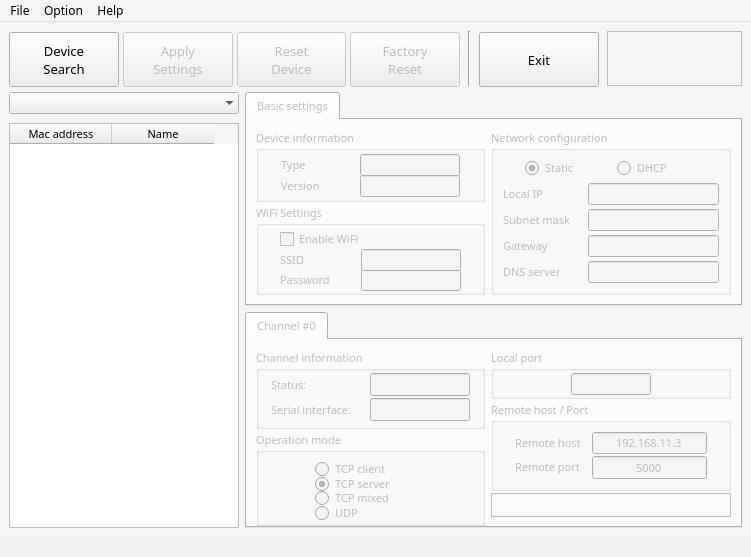
Above: gui/wizconfig_gui.ui from renakim/WIZnet-S2E-Tool-GUI before the change. Below: the same form after it.
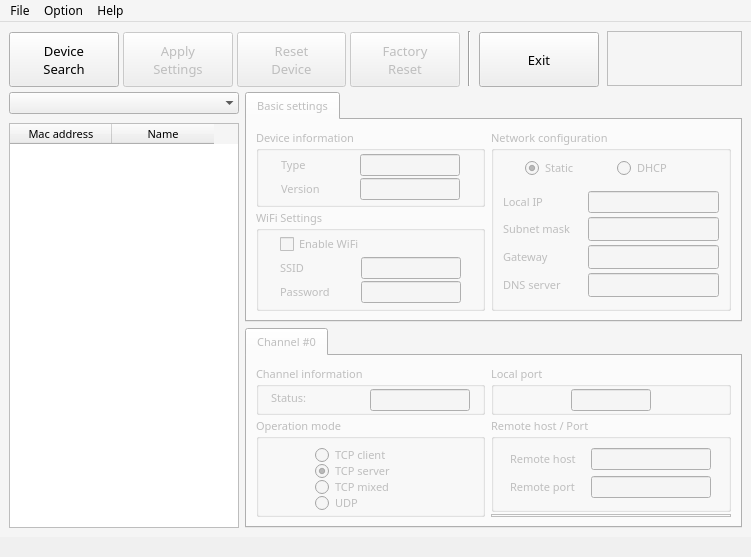
That is the form after the change. Icons and pictures are not drawn.

```diff
--- a/gui/wizconfig_gui.ui
+++ b/gui/wizconfig_gui.ui
@@ -1535,13 +1535,13 @@
                 <property name="minimumSize">
                  <size>
                   <width>200</width>
-                  <height>80</height>
+                  <height>50</height>
                  </size>
                 </property>
                 <property name="maximumSize">
                  <size>
                   <width>240</width>
-                  <height>150</height>
+                  <height>50</height>
                  </size>
                 </property>
                 <property name="title">
@@ -1557,30 +1557,6 @@
                  <property name="verticalSpacing">
                   <number>2</number>
                  </property>
-                 <item row="0" column="0">
-                  <widget class="QLabel" name="ch1_status_label">
-                   <property name="minimumSize">
-                    <size>
-                     <width>90</width>
-                     <height>0</height>
-                    </size>
-                   </property>
-                   <property name="maximumSize">
-                    <size>
-                     <width>90</width>
-                     <height>16777215</height>
-                    </size>
-                   </property>
-                   <property name="font">
-                    <font>
-                     <family>맑은 고딕</family>
-                    </font>
-                   </property>
-                   <property name="text">
-                    <string>Status:</string>
-                   </property>
-                  </widget>
-                 </item>
                  <item row="0" column="1">
                   <widget class="QLineEdit" name="ch1_status">
                    <property name="minimumSize">
@@ -1625,8 +1601,8 @@
                    </property>
                   </widget>
                  </item>
-                 <item row="1" column="0">
-                  <widget class="QLabel" name="ch1_uart_name_label">
+                 <item row="0" column="0">
+                  <widget class="QLabel" name="ch1_status_label">
                    <property name="minimumSize">
                     <size>
                      <width>90</width>
@@ -1645,48 +1621,7 @@
                     </font>
                    </property>
                    <property name="text">
-                    <string>Serial interface:</string>
-                   </property>
-                  </widget>
-                 </item>
-                 <item row="1" column="1">
-                  <widget class="QLineEdit" name="ch1_uart_name">
-                   <property name="minimumSize">
-                    <size>
-                     <width>100</width>
-                     <height>22</height>
-                    </size>
-                   </property>
-                   <property name="maximumSize">
-                    <size>
-                     <width>100</width>
-                     <height>16777215</height>
-                    </size>
-                   </property>
-                   <property name="font">
-                    <font>
-                     <family>맑은 고딕</family>
-                     <weight>75</weight>
-                     <bold>true</bold>
-                    </font>
-                   </property>
-                   <property name="inputMask">
-                    <string notr="true"/>
-                   </property>
-                   <property name="text">
-                    <string notr="true"/>
-                   </property>
-                   <property name="alignment">
-                    <set>Qt::AlignCenter</set>
-                   </property>
-                   <property name="readOnly">
-                    <bool>true</bool>
-                   </property>
-                   <property name="placeholderText">
-                    <string notr="true"/>
-                   </property>
-                   <property name="clearButtonEnabled">
-                    <bool>false</bool>
+                    <string>Status:</string>
                    </property>
                   </widget>
                  </item>
@@ -1834,7 +1769,7 @@
                 <property name="minimumSize">
                  <size>
                   <width>240</width>
-                  <height>30</height>
+                  <height>50</height>
                  </size>
                 </property>
                 <property name="maximumSize">
@@ -1851,7 +1786,10 @@
                   <number>2</number>
                  </property>
                  <property name="bottomMargin">
-                  <number>9</number>
+                  <number>5</number>
+                 </property>
+                 <property name="verticalSpacing">
+                  <number>2</number>
                  </property>
                  <item row="0" column="0">
                   <widget class="QLineEdit" name="ch1_localport">
@@ -1891,13 +1829,13 @@
                 <property name="minimumSize">
                  <size>
                   <width>240</width>
-                  <height>90</height>
+                  <height>95</height>
                  </size>
                 </property>
                 <property name="maximumSize">
                  <size>
                   <width>300</width>
-                  <height>90</height>
+                  <height>120</height>
                  </size>
                 </property>
                 <property name="font">
@@ -1908,67 +1846,7 @@
                 <property name="title">
                  <string>Remote host / Port</string>
                 </property>
-                <layout class="QGridLayout" name="gridLayout_38">
-                 <item row="0" column="0">
-                  <layout class="QGridLayout" name="gridLayout_36">
-                   <property name="spacing">
-                    <number>2</number>
-                   </property>
-                   <item row="1" column="0">
-                    <layout class="QGridLayout" name="gridLayout_35">
-                     <item row="0" column="0">
-                      <widget class="QLabel" name="label_141">
-                       <property name="minimumSize">
-                        <size>
-                         <width>75</width>
-                         <height>22</height>
-                        </size>
-                       </property>
-                       <property name="maximumSize">
-                        <size>
-                         <width>75</width>
-                         <height>22</height>
-                        </size>
-                       </property>
-                       <property name="font">
-                        <font>
-                         <family>맑은 고딕</family>
-                        </font>
-                       </property>
-                       <property name="text">
-                        <string>Remote port</string>
-                       </property>
-                      </widget>
-                     </item>
-                     <item row="0" column="1">
-                      <widget class="QLineEdit" name="ch1_remoteport">
-                       <property name="minimumSize">
-                        <size>
-                         <width>115</width>
-                         <height>22</height>
-                        </size>
-                       </property>
-                       <property name="maximumSize">
-                        <size>
-                         <width>115</width>
-                         <height>16777215</height>
-                        </size>
-                       </property>
-                       <property name="font">
-                        <font>
-                         <family>맑은 고딕</family>
-                        </font>
-                       </property>
-                       <property name="text">
-                        <string>5000</string>
-                       </property>
-                       <property name="alignment">
-                        <set>Qt::AlignCenter</set>
-                       </property>
-                      </widget>
-                     </item>
-                    </layout>
-                   </item>
+                <layout class="QGridLayout" name="gridLayout_13">
                    <item row="0" column="0">
                     <layout class="QGridLayout" name="gridLayout_34">
                      <item row="0" column="0">
@@ -1999,13 +1877,13 @@
                       <widget class="QLineEdit" name="ch1_remoteip">
                        <property name="minimumSize">
                         <size>
-                         <width>115</width>
+                       <width>120</width>
                          <height>22</height>
                         </size>
                        </property>
                        <property name="maximumSize">
                         <size>
-                         <width>115</width>
+                       <width>120</width>
                          <height>22</height>
                         </size>
                        </property>
@@ -2015,7 +1893,7 @@
                         </font>
                        </property>
                        <property name="text">
-                        <string>192.168.11.3</string>
+                      <string/>
                        </property>
                        <property name="alignment">
                         <set>Qt::AlignCenter</set>
@@ -2023,6 +1901,59 @@
                       </widget>
                      </item>
                     </layout>
+                 </item>
+                 <item row="1" column="0">
+                  <layout class="QGridLayout" name="gridLayout_35">
+                   <item row="0" column="0">
+                    <widget class="QLabel" name="label_141">
+                     <property name="minimumSize">
+                      <size>
+                       <width>75</width>
+                       <height>22</height>
+                      </size>
+                     </property>
+                     <property name="maximumSize">
+                      <size>
+                       <width>75</width>
+                       <height>22</height>
+                      </size>
+                     </property>
+                     <property name="font">
+                      <font>
+                       <family>맑은 고딕</family>
+                      </font>
+                     </property>
+                     <property name="text">
+                      <string>Remote port</string>
+                     </property>
+                    </widget>
+                   </item>
+                   <item row="0" column="1">
+                    <widget class="QLineEdit" name="ch1_remoteport">
+                     <property name="minimumSize">
+                      <size>
+                       <width>120</width>
+                       <height>22</height>
+                      </size>
+                     </property>
+                     <property name="maximumSize">
+                      <size>
+                       <width>120</width>
+                       <height>22</height>
+                      </size>
+                     </property>
+                     <property name="font">
+                      <font>
+                       <family>맑은 고딕</family>
+                      </font>
+                     </property>
+                     <property name="text">
+                      <string/>
+                     </property>
+                     <property name="alignment">
+                      <set>Qt::AlignCenter</set>
+                     </property>
+                    </widget>
                    </item>
                   </layout>
                  </item>
```
Lines whose indentation alone changed are shown as unchanged.
